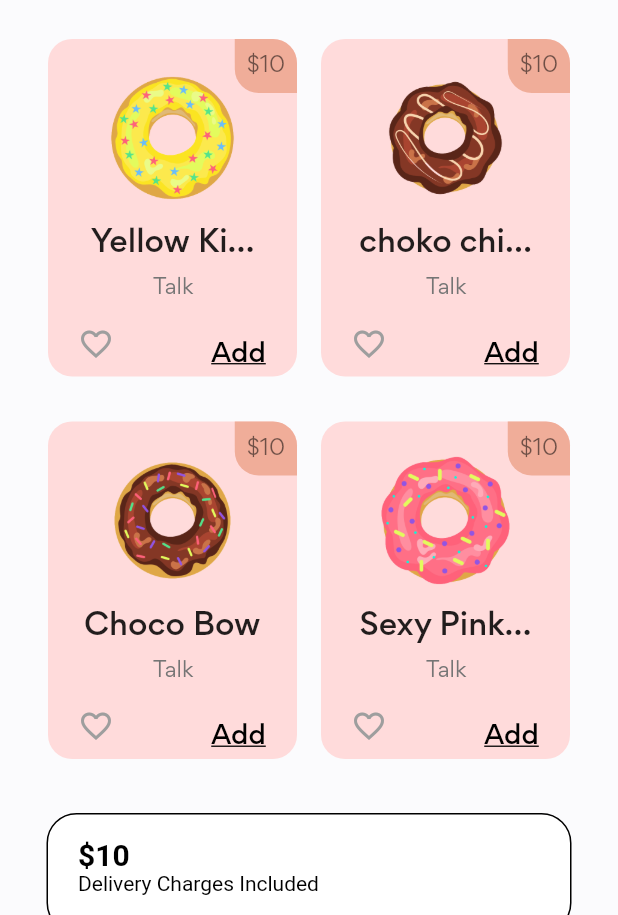
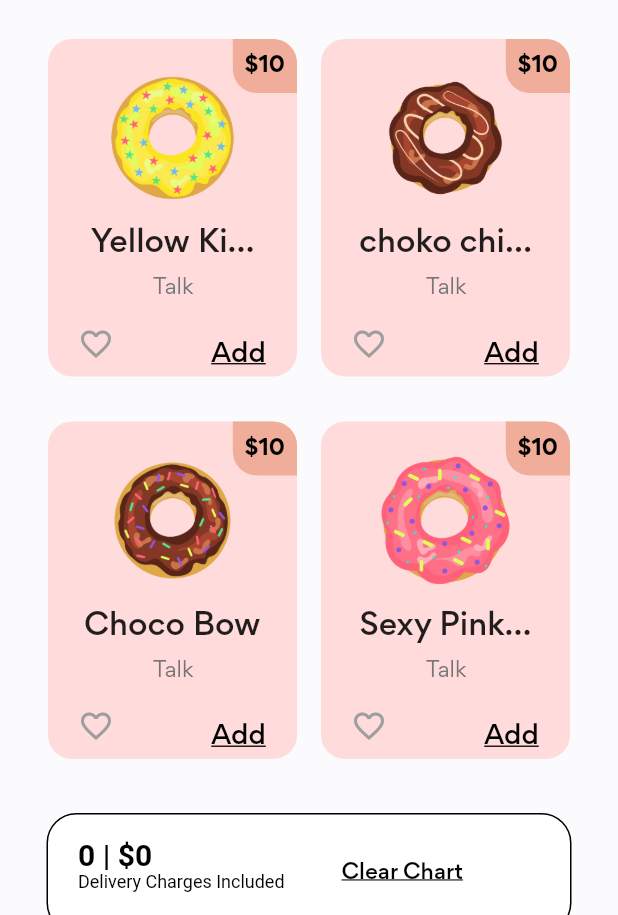
Before and after one commit to Pasya010/Donut_App, a Flutter app: the screen it shows after launch, on a phone screen of 412 x 824 dp, the part 321-1236 px from its top. Run offline on Flutter 3.47's test engine with Material 2 defaults, Android fonts, the phone set to English and light mode, and no system bars; our stand-ins replace animated_splash_screen, flutter_riverpod, flutter_svg, lottie, page_transition.

Commit message:
first commit

```diff
--- a/lib/main.dart
+++ b/lib/main.dart
@@ -1,9 +1,10 @@
 import 'package:donut_app/screens/home/splashscreen.dart';
 import 'package:flutter/material.dart';
 import 'package:donut_app/constants.dart';
+import 'package:flutter_riverpod/flutter_riverpod.dart';
 
 void main() {
-  runApp(const MyApp());
+  runApp(const ProviderScope(child: MyApp()));
 }
 
 class MyApp extends StatelessWidget {
--- a/lib/models/food_asset.dart
+++ b/lib/models/food_asset.dart
@@ -43,8 +43,7 @@ final dummyFoods = [
     id: '1',
     image: 'assets/images/1.png',
     name: 'Yellow Kiwis',
-    price: '15',
-
+    price: '10',
     kcal: '100',
     brand: 'Talk',
     description:
@@ -54,8 +53,7 @@ final dummyFoods = [
     id: '2',
     image: 'assets/images/2.png',
     name: 'choko chiko',
-    price: '20',
-
+    price: '10',
     kcal: '100',
     brand: 'Talk',
     description:
@@ -66,7 +64,6 @@ final dummyFoods = [
     image: 'assets/images/3.png',
     name: 'Choco Bow',
     price: '10',
-
     kcal: '20',
     brand: 'Talk',
     description:
@@ -76,8 +73,7 @@ final dummyFoods = [
     id: '4',
     image: 'assets/images/4.png',
     name: 'Sexy Pinkys',
-    price: '12',
-
+    price: '10',
     kcal: '60',
     brand: 'Talk',
     description:
--- /dev/null
+++ b/lib/models/items.dart
@@ -0,0 +1,5 @@
+import 'package:flutter_riverpod/flutter_riverpod.dart';
+
+final ItemsProvider = StateProvider<int>((ref) {
+  return 0;
+});
--- /dev/null
+++ b/lib/models/price.dart
@@ -0,0 +1,5 @@
+import 'package:flutter_riverpod/flutter_riverpod.dart';
+
+final PriceProvider = StateProvider<int>((ref) {
+  return 0;
+});
--- a/lib/screens/home/components/food_section.dart
+++ b/lib/screens/home/components/food_section.dart
@@ -1,15 +1,18 @@
+import 'package:donut_app/models/items.dart';
+import 'package:donut_app/models/price.dart';
 import 'package:flutter/material.dart';
 import 'package:donut_app/models/food_asset.dart';
 import 'package:donut_app/detail/detail_screen.dart';
+import 'package:flutter_riverpod/flutter_riverpod.dart';
 
-class food_section extends StatefulWidget {
-  const food_section({Key? key}) : super(key: key);
+class FoodSection extends ConsumerStatefulWidget {
+  const FoodSection({Key? key}) : super(key: key);
 
   @override
-  State<food_section> createState() => _food_sectionState();
+   ConsumerState<FoodSection> createState() => FoodSectionState();
 }
 
-class _food_sectionState extends State<food_section> {
+class FoodSectionState extends ConsumerState<FoodSection> {
   @override
   Widget build(BuildContext context) {
     return GridView.builder(
@@ -88,7 +91,10 @@ class _food_sectionState extends State<food_section> {
                     Padding(
                       padding: const EdgeInsets.fromLTRB(95, 11, 0, 0,),
                       child: TextButton(
-                        onPressed: () {},
+                        onPressed: () {
+                          ref.read(ItemsProvider.notifier).state++;
+                          ref.read(PriceProvider.notifier).state+=10;
+                        },
                         child: const Text('Add',
                         style: TextStyle(
                           fontSize: 17,
@@ -118,7 +124,11 @@ class _food_sectionState extends State<food_section> {
                     child: InkWell(
                       child: Padding(
                         padding: EdgeInsets.all(8),
-                        child: Text('\$10')
+                        child: Text('\$10',
+                        style: TextStyle(
+                          color: Colors.black,
+                          fontWeight: FontWeight.bold
+                        ),)
                       ),
                     ),
                   ),
--- a/lib/screens/home/home_screen.dart
+++ b/lib/screens/home/home_screen.dart
@@ -1,15 +1,19 @@
+import 'package:donut_app/models/items.dart';
+import 'package:donut_app/models/price.dart';
 import 'package:flutter/material.dart';
 import 'package:flutter_svg/flutter_svg.dart';
 import 'package:donut_app/constants.dart';
 
 import 'components/categories.dart';
 import 'components/food_section.dart';
+import 'package:flutter_riverpod/flutter_riverpod.dart';
 
-class HomeScreen extends StatelessWidget {
+
+class HomeScreen extends ConsumerWidget {
   const HomeScreen({Key? key}) : super(key: key);
 
   @override
-  Widget build(BuildContext context) {
+  Widget build(BuildContext context, WidgetRef ref) {
     return Scaffold(
       appBar: AppBar(
         leading: IconButton(
@@ -44,13 +48,12 @@ class HomeScreen extends StatelessWidget {
             const SizedBox(
               height: 10,
             ),
-            const food_section(),
+            const FoodSection(),
             const SizedBox(
               height: 20,
             ),
             Container(
-          margin: const EdgeInsets.symmetric(
-          horizontal: 15),
+              margin: const EdgeInsets.symmetric(horizontal: 15),
               padding: const EdgeInsets.symmetric(
                 horizontal: 20,
                 vertical: 15,
@@ -62,20 +65,50 @@ class HomeScreen extends StatelessWidget {
                 borderRadius: BorderRadius.circular(20),
                 border: Border.all(),
               ),
-          child:
-          const Text.rich(
+              child: Row(
+                children: [
+                  Column(
+                    children: [
+                       Text.rich(
                         TextSpan(
-              text: "\$10\n",
-              style: TextStyle(color: Colors.black, fontSize: 20, fontWeight: FontWeight.bold),
-              children: [
+                          text: '${ref.watch(ItemsProvider)} | ' '\$' "${ref.watch(PriceProvider)}\n",
+                    style: const TextStyle(
+                        color: Colors.black,
+                        fontSize: 20,
+                        fontWeight: FontWeight.bold),
+                    children: const [
                       TextSpan(
                         text: "Delivery Charges Included",
-                  style: TextStyle(fontSize: 14, fontWeight: FontWeight.normal),
+                        style: TextStyle(
+                            fontSize: 12, fontWeight: FontWeight.normal),
                       ),
                     ],
+                        )
+                      )
+                    ],
+                  ),
+                  const SizedBox(width: 30),
+                  Column(
+                    mainAxisAlignment: MainAxisAlignment.center,
+                    children: [
+                      TextButton(
+                    onPressed: () {
+                      ref.invalidate(ItemsProvider);
+                      ref.invalidate(PriceProvider);
+                    },
+                    child: const Text(
+                      "Clear Chart",
+                      style: TextStyle(
+                        color: Colors.black,
+                        decoration: TextDecoration.underline,
                       ),
                     ),
                   ),
+                    ],
+                  )
+                ],
+              ),
+            )
           ],
         ),
       ),
--- a/pubspec.yaml
+++ b/pubspec.yaml
@@ -37,6 +37,7 @@ dependencies:
   animated_splash_screen: ^1.3.0
   lottie: ^1.4.1
   page_transition: ^2.0.9
+  flutter_riverpod: ^2.1.1
 
 dev_dependencies:
   flutter_test:
```
Also changed, not shown: lib/detail/detail_screen.dart (+54 -24 lines), pubspec.lock. Lines whose indentation alone changed are shown as unchanged.
